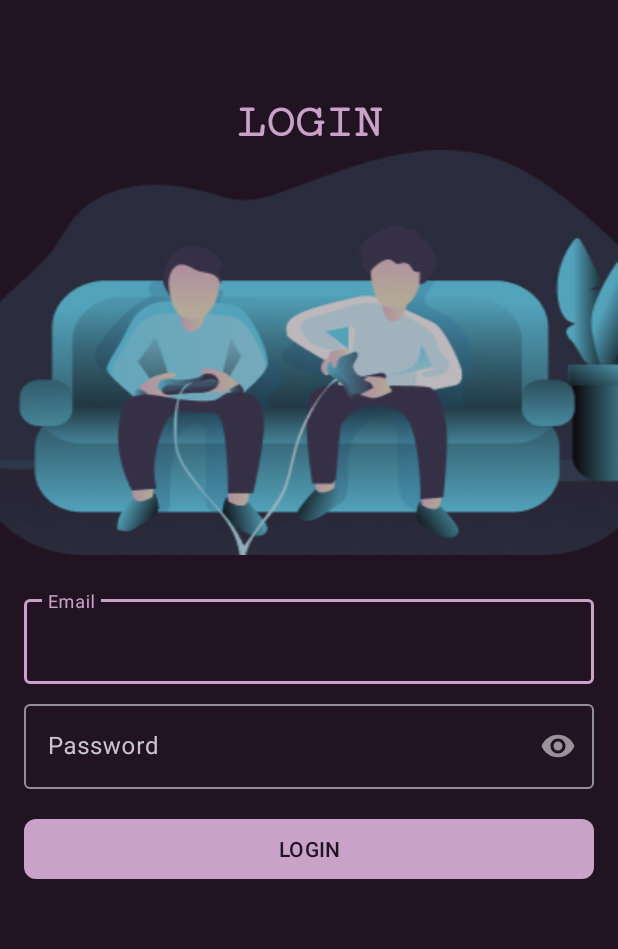
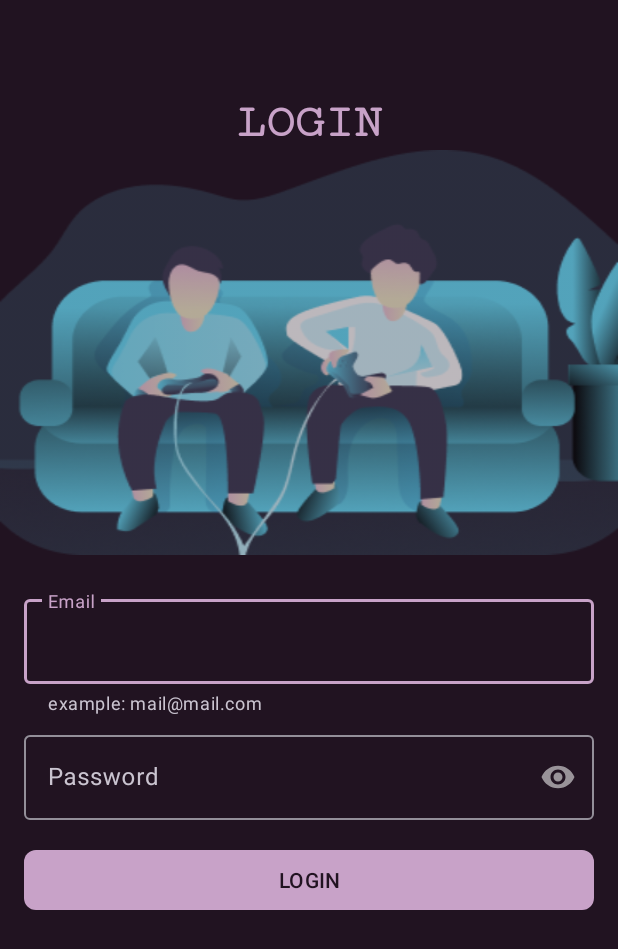
Before and after one commit to RizkiPram/MovieApp, an Android app: the screen it shows after launch (LoginActivity), on a phone screen of 412 x 824 dp. Shown: the top 949 px of the screen. Run offline under Robolectric (Android 15) with nearby library versions, the phone set to English and light mode, and no system bars.

Commit message:
add login and logout

```diff
--- a/app/build.gradle.kts
+++ b/app/build.gradle.kts
@@ -65,6 +65,9 @@ dependencies {
     implementation("androidx.room:room-paging:$room_version")
     implementation("androidx.room:room-runtime:$room_version")
     annotationProcessor("androidx.room:room-compiler:$room_version")
+    //datastore
+    implementation("androidx.datastore:datastore-preferences-core:1.0.0")
+    implementation("androidx.datastore:datastore-preferences:1.0.0")
     testImplementation("junit:junit:4.13.2")
     androidTestImplementation("androidx.test.ext:junit:1.1.5")
     androidTestImplementation("androidx.test.espresso:espresso-core:3.5.1")
--- /dev/null
+++ b/app/src/main/java/com/example/movieapp/data/local/datastore/UserPreferences.kt
@@ -0,0 +1,41 @@
+package com.example.movieapp.data.local.datastore
+
+import androidx.datastore.core.DataStore
+import androidx.datastore.preferences.core.Preferences
+import androidx.datastore.preferences.core.booleanPreferencesKey
+import androidx.datastore.preferences.core.edit
+import androidx.datastore.preferences.core.stringPreferencesKey
+import kotlinx.coroutines.flow.Flow
+import kotlinx.coroutines.flow.map
+
+class UserPreferences private constructor(private val dataStore: DataStore<Preferences>) {
+    fun getState(): Flow<Boolean>{
+        return dataStore.data.map {
+            it[STATE_KEY] ?: false
+        }
+    }
+    suspend fun saveState(state:Boolean){
+        dataStore.edit {
+            it[STATE_KEY] = state
+        }
+    }
+    suspend fun logout() {
+        dataStore.edit {
+            it[STATE_KEY] = false
+        }
+    }
+    companion object {
+        @Volatile
+        private var INSTANCE: UserPreferences? = null
+
+        private val STATE_KEY = booleanPreferencesKey("state")
+
+        fun getInstance(dataStore: DataStore<Preferences>): UserPreferences {
+            return INSTANCE ?: synchronized(this) {
+                val instance = UserPreferences(dataStore)
+                INSTANCE = instance
+                instance
+            }
+        }
+    }
+}
--- a/app/src/main/java/com/example/movieapp/di/Injection.kt
+++ b/app/src/main/java/com/example/movieapp/di/Injection.kt
@@ -1,6 +1,10 @@
 package com.example.movieapp.di
 
 import android.content.Context
+import androidx.datastore.core.DataStore
+import androidx.datastore.preferences.core.Preferences
+import androidx.datastore.preferences.preferencesDataStore
+import com.example.movieapp.data.local.datastore.UserPreferences
 import com.example.movieapp.data.local.room.MovieDatabase
 import com.example.movieapp.data.remote.api.ApiConfig
 import com.example.movieapp.repository.MovieRepository
--- a/app/src/main/java/com/example/movieapp/ui/LoginActivity.kt
+++ b/app/src/main/java/com/example/movieapp/ui/LoginActivity.kt
@@ -1,18 +1,78 @@
 package com.example.movieapp.ui
 
+import android.content.Context
 import android.content.Intent
+import android.os.Bundle
+import android.os.Handler
+import android.view.View
 import androidx.appcompat.app.AppCompatActivity
-import android.os.Bundle
+import androidx.core.os.postDelayed
+import androidx.core.view.size
+import androidx.datastore.core.DataStore
+import androidx.datastore.preferences.core.Preferences
+import androidx.datastore.preferences.preferencesDataStore
+import androidx.lifecycle.ViewModelProvider
+import com.example.movieapp.data.local.datastore.UserPreferences
 import com.example.movieapp.databinding.ActivityLoginBinding
+import com.example.movieapp.viewmodel.AuthViewModel
+import com.example.movieapp.viewmodel.AuthViewModelFactory
+
+val Context.dataStore: DataStore<Preferences> by preferencesDataStore("settings")
 
 class LoginActivity : AppCompatActivity() {
-    private lateinit var binding:ActivityLoginBinding
+    private lateinit var binding: ActivityLoginBinding
+    private lateinit var viewModel: AuthViewModel
     override fun onCreate(savedInstanceState: Bundle?) {
         super.onCreate(savedInstanceState)
-        binding= ActivityLoginBinding.inflate(layoutInflater)
+        binding = ActivityLoginBinding.inflate(layoutInflater)
         setContentView(binding.root)
-        binding.btnLogin.setOnClickListener {
-            startActivity(Intent(this, MainActivity::class.java))
+
+        setupViewModel()
+    }
+
+    private fun setupViewModel() {
+        viewModel = ViewModelProvider(
+            this,
+            AuthViewModelFactory(UserPreferences.getInstance(dataStore))
+        )[AuthViewModel::class.java]
+        viewModel.getUser().observe(this@LoginActivity){
+            if (it){
+                moveToMainActivity()
+            }
+        }
+        binding.apply {
+            binding.btnLogin.setOnClickListener {
+                val email = etEmail.text.toString()
+                val password = etPassword.text.toString()
+                if (!isValidEmail(email)) {
+                    layoutEmail.error = "Email Tidak Valid"
+                }else{
+                    layoutEmail.error=null
+                }
+                if (password.length < 8) {
+                    layoutPassword.error = "Password harus lebih dari 8"
+                }else{
+                    layoutPassword.error=null
+                }
+                if (isValidEmail(email) && password.length > 8) {
+                    progressBar.visibility= View.VISIBLE
+                    layoutPassword.error=null
+                    layoutEmail.error=null
+                    Handler().postDelayed({
+                        viewModel.saveUser(true)
+                        progressBar.visibility= View.GONE
+                        moveToMainActivity()
+                    },3000)
+                }
+            }
+
         }
     }
+    private fun moveToMainActivity(){
+        startActivity(Intent(this@LoginActivity, MainActivity::class.java))
+        finish()
+    }
+    private fun isValidEmail(email: String): Boolean {
+        return android.util.Patterns.EMAIL_ADDRESS.matcher(email).matches()
+    }
 }
--- /dev/null
+++ b/app/src/main/java/com/example/movieapp/viewmodel/AuthViewModel.kt
@@ -0,0 +1,37 @@
+package com.example.movieapp.viewmodel
+
+import androidx.lifecycle.LiveData
+import androidx.lifecycle.ViewModel
+import androidx.lifecycle.ViewModelProvider
+import androidx.lifecycle.asLiveData
+import androidx.lifecycle.viewModelScope
+import com.example.movieapp.data.local.datastore.UserPreferences
+import com.example.movieapp.repository.MovieRepository
+import kotlinx.coroutines.launch
+
+class AuthViewModel(private val pref: UserPreferences) : ViewModel() {
+    fun saveUser(state:Boolean) {
+        viewModelScope.launch {
+            pref.saveState(state)
+        }
+    }
+    fun getUser(): LiveData<Boolean> {
+        return pref.getState().asLiveData()
+    }
+    fun logout(){
+        viewModelScope.launch {
+            pref.logout()
+        }
+    }
+}
+class AuthViewModelFactory(private val pref: UserPreferences) : ViewModelProvider.NewInstanceFactory() {
+    @Suppress("UNCHECKED_CAST")
+    override fun <T : ViewModel> create(modelClass: Class<T>): T {
+        return when{
+            modelClass.isAssignableFrom(AuthViewModel::class.java) -> {
+                AuthViewModel(pref) as T
+            }
+            else -> throw IllegalArgumentException("Unknown ViewModel class: " + modelClass.name)
+        }
+    }
+}
--- /dev/null
+++ b/app/src/main/res/drawable/baseline_logout_24.xml
@@ -0,0 +1,5 @@
+<vector android:autoMirrored="true" android:height="24dp"
+    android:tint="#C1B6B6" android:viewportHeight="24"
+    android:viewportWidth="24" android:width="24dp" xmlns:android="http://schemas.android.com/apk/res/android">
+    <path android:fillColor="@android:color/white" android:pathData="M17,7l-1.41,1.41L18.17,11H8v2h10.17l-2.58,2.58L17,17l5,-5zM4,5h8V3H4c-1.1,0 -2,0.9 -2,2v14c0,1.1 0.9,2 2,2h8v-2H4V5z"/>
+</vector>
--- a/app/src/main/res/layout/activity_login.xml
+++ b/app/src/main/res/layout/activity_login.xml
@@ -1,5 +1,5 @@
 <?xml version="1.0" encoding="utf-8"?>
-<androidx.constraintlayout.widget.ConstraintLayout xmlns:android="http://schemas.android.com/apk/res/android"
+<ScrollView xmlns:android="http://schemas.android.com/apk/res/android"
     xmlns:app="http://schemas.android.com/apk/res-auto"
     xmlns:tools="http://schemas.android.com/tools"
     android:layout_width="match_parent"
@@ -7,6 +7,9 @@
     android:background="@color/black_purple"
     tools:context=".ui.LoginActivity">
 
+    <androidx.constraintlayout.widget.ConstraintLayout
+        android:layout_width="match_parent"
+        android:layout_height="wrap_content">
         <TextView
             android:id="@+id/labelLogin"
             android:layout_width="0dp"
@@ -41,6 +44,7 @@
             android:layout_marginTop="24dp"
             android:layout_marginHorizontal="16dp"
             android:hint="Email"
+            app:helperText="example: mail@mail.com"
             app:layout_constraintStart_toStartOf="parent"
             app:layout_constraintEnd_toEndOf="parent"
             app:layout_constraintTop_toBottomOf="@+id/imgLogin">
@@ -61,6 +65,7 @@
             app:layout_constraintEnd_toEndOf="parent"
             app:layout_constraintTop_toBottomOf="@id/layoutEmail">
             <com.google.android.material.textfield.TextInputEditText
+                android:id="@+id/etPassword"
                 android:layout_width="match_parent"
                 android:layout_height="wrap_content"
                 android:inputType="textPassword"/>
@@ -77,4 +82,14 @@
             app:layout_constraintStart_toStartOf="parent"
             app:layout_constraintEnd_toEndOf="parent"
             app:layout_constraintTop_toBottomOf="@id/layoutPassword" />
+        <ProgressBar
+            android:id="@+id/progressBar"
+            android:layout_width="wrap_content"
+            android:layout_height="wrap_content"
+            android:visibility="gone"
+            app:layout_constraintStart_toStartOf="parent"
+            app:layout_constraintEnd_toEndOf="parent"
+            app:layout_constraintTop_toTopOf="parent"
+            app:layout_constraintBottom_toBottomOf="parent"/>
     </androidx.constraintlayout.widget.ConstraintLayout>
+</ScrollView>
```
Also changed, not shown: app/src/main/java/com/example/movieapp/repository/MovieRepository.kt (+6 -3 lines), app/src/main/java/com/example/movieapp/ui/MainActivity.kt (+15 -0 lines), app/src/main/res/layout/activity_main.xml (+18 -1 lines). Lines whose indentation alone changed are shown as unchanged.
